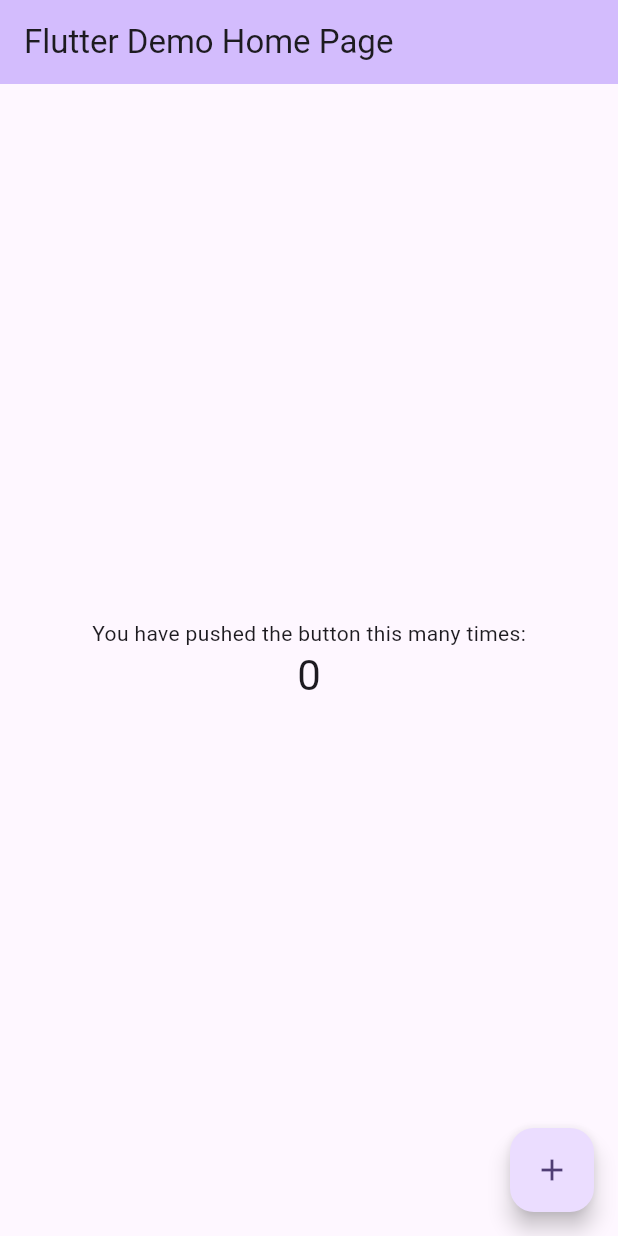
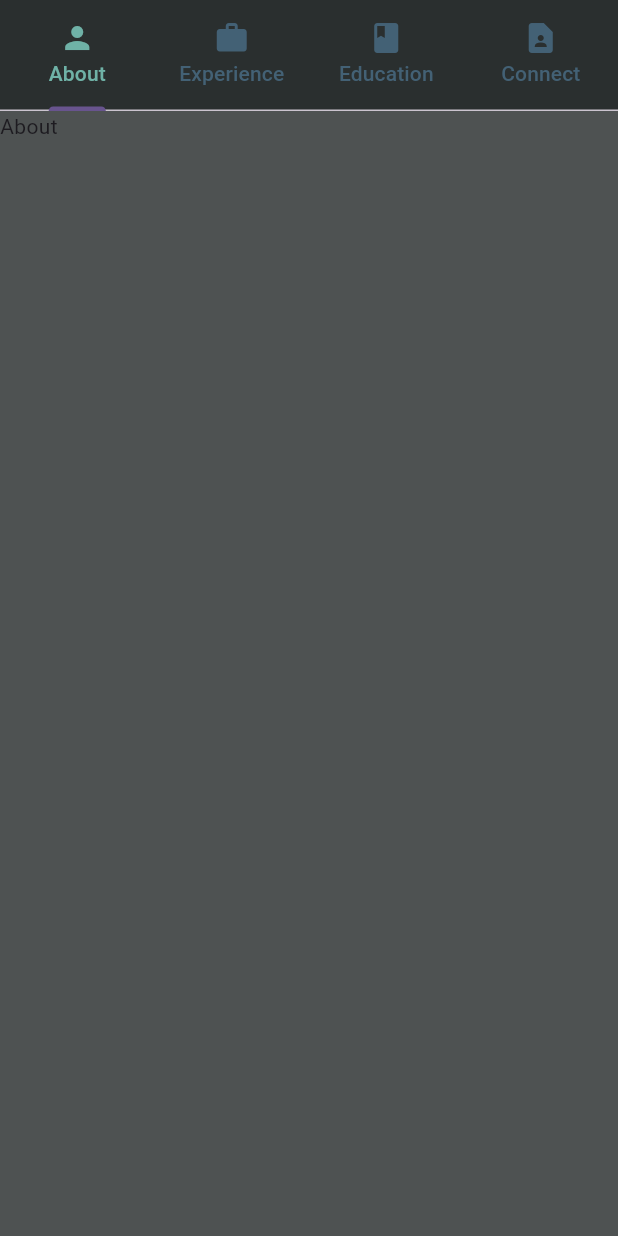
Before and after one commit to lukie-luke/lukie-luke.github.io, a Flutter app: the screen it shows after launch, on a phone screen of 412 x 824 dp. Run offline on Flutter 3.47's test engine with Material 3 defaults, Android fonts, the phone set to English and light mode, and no system bars.

Commit message:
fix nav bar layout

```diff
--- /dev/null
+++ b/lib/assets/colors.dart
@@ -0,0 +1,8 @@
+import 'dart:ui';
+
+class CustomColor {
+  static const Color navBarColor = Color.fromARGB(255, 42, 47, 47);
+  static const Color unselectedTabColor = Color.fromARGB(255, 67, 97, 117);
+  static const Color selectedTabColor = Color.fromARGB(255, 111, 178, 167);
+  static const Color tabBackgroundColor = Color.fromARGB(255, 78, 82, 82);
+}
--- a/lib/main.dart
+++ b/lib/main.dart
@@ -1,3 +1,4 @@
+import 'package:flb_portfolio/nav_bar.dart';
 import 'package:flutter/material.dart';
 
 void main() {
@@ -31,95 +32,7 @@ class MyApp extends StatelessWidget {
         colorScheme: ColorScheme.fromSeed(seedColor: Colors.deepPurple),
         useMaterial3: true,
       ),
-      home: const MyHomePage(title: 'Flutter Demo Home Page'),
+      home: const NavBar(),
     );
   }
 }
-
-class MyHomePage extends StatefulWidget {
-  const MyHomePage({super.key, required this.title});
-
-  // This widget is the home page of your application. It is stateful, meaning
-  // that it has a State object (defined below) that contains fields that affect
-  // how it looks.
-
-  // This class is the configuration for the state. It holds the values (in this
-  // case the title) provided by the parent (in this case the App widget) and
-  // used by the build method of the State. Fields in a Widget subclass are
-  // always marked "final".
-
-  final String title;
-
-  @override
-  State<MyHomePage> createState() => _MyHomePageState();
-}
-
-class _MyHomePageState extends State<MyHomePage> {
-  int _counter = 0;
-
-  void _incrementCounter() {
-    setState(() {
-      // This call to setState tells the Flutter framework that something has
-      // changed in this State, which causes it to rerun the build method below
-      // so that the display can reflect the updated values. If we changed
-      // _counter without calling setState(), then the build method would not be
-      // called again, and so nothing would appear to happen.
-      _counter++;
-    });
-  }
-
-  @override
-  Widget build(BuildContext context) {
-    // This method is rerun every time setState is called, for instance as done
-    // by the _incrementCounter method above.
-    //
-    // The Flutter framework has been optimized to make rerunning build methods
-    // fast, so that you can just rebuild anything that needs updating rather
-    // than having to individually change instances of widgets.
-    return Scaffold(
-      appBar: AppBar(
-        // TRY THIS: Try changing the color here to a specific color (to
-        // Colors.amber, perhaps?) and trigger a hot reload to see the AppBar
-        // change color while the other colors stay the same.
-        backgroundColor: Theme.of(context).colorScheme.inversePrimary,
-        // Here we take the value from the MyHomePage object that was created by
-        // the App.build method, and use it to set our appbar title.
-        title: Text(widget.title),
-      ),
-      body: Center(
-        // Center is a layout widget. It takes a single child and positions it
-        // in the middle of the parent.
-        child: Column(
-          // Column is also a layout widget. It takes a list of children and
-          // arranges them vertically. By default, it sizes itself to fit its
-          // children horizontally, and tries to be as tall as its parent.
-          //
-          // Column has various properties to control how it sizes itself and
-          // how it positions its children. Here we use mainAxisAlignment to
-          // center the children vertically; the main axis here is the vertical
-          // axis because Columns are vertical (the cross axis would be
-          // horizontal).
-          //
-          // TRY THIS: Invoke "debug painting" (choose the "Toggle Debug Paint"
-          // action in the IDE, or press "p" in the console), to see the
-          // wireframe for each widget.
-          mainAxisAlignment: MainAxisAlignment.center,
-          children: <Widget>[
-            const Text(
-              'You have pushed the button this many times:',
-            ),
-            Text(
-              '$_counter',
-              style: Theme.of(context).textTheme.headlineMedium,
-            ),
-          ],
-        ),
-      ),
-      floatingActionButton: FloatingActionButton(
-        onPressed: _incrementCounter,
-        tooltip: 'Increment',
-        child: const Icon(Icons.add),
-      ), // This trailing comma makes auto-formatting nicer for build methods.
-    );
-  }
-}
--- /dev/null
+++ b/lib/nav_bar.dart
@@ -0,0 +1,56 @@
+import 'package:flb_portfolio/tabs/about_tab.dart';
+import 'package:flb_portfolio/tabs/connect_tab.dart';
+import 'package:flb_portfolio/tabs/education_tab.dart';
+import 'package:flb_portfolio/tabs/experience_tab.dart';
+import 'package:flutter/material.dart';
+import 'package:flb_portfolio/assets/colors.dart';
+
+class NavBar extends StatefulWidget {
+  const NavBar({super.key});
+
+  @override
+  State<NavBar> createState() => _NavBarState();
+}
+
+class _NavBarState extends State<NavBar> {
+  @override
+  Widget build(BuildContext context) {
+    return DefaultTabController(
+      initialIndex: 0,
+      length: 4,
+      child: Scaffold(
+        appBar: AppBar(
+          toolbarHeight: 0,
+          title: Container(height: 0.0),
+          backgroundColor: CustomColor.navBarColor,
+          bottom: const TabBar(
+            labelColor : CustomColor.selectedTabColor,
+            unselectedLabelColor: CustomColor.unselectedTabColor,
+            tabs: [
+              Tab(
+                icon: Icon(Icons.person), text: "About",
+              ), // About
+              Tab(
+                icon: Icon(Icons.work), text: "Experience"
+              ), // Experience
+              Tab(
+                icon: Icon(Icons.book), text: "Education",
+              ), // Education
+              Tab(
+                 icon: Icon(Icons.contact_page), text: "Connect",
+              ), // Connect
+            ],
+          ),
+        ),
+        body: const TabBarView(
+          children: <Widget>[
+            AboutTab(),
+            ExperienceTab(),
+            EducationTab(),
+            ConnectTab(),
+          ],
+        ),
+      ),
+    );
+  }
+}
--- /dev/null
+++ b/lib/tabs/about_tab.dart
@@ -0,0 +1,21 @@
+import 'package:flb_portfolio/assets/colors.dart';
+import 'package:flutter/material.dart';
+
+class AboutTab extends StatefulWidget {
+  const AboutTab({super.key});
+
+  @override
+  State<AboutTab> createState() => _AboutTabState();
+}
+
+class _AboutTabState extends State<AboutTab> {
+  @override
+  Widget build(BuildContext context) {
+    return const Center(
+      child: Scaffold(
+        backgroundColor: CustomColor.tabBackgroundColor,
+        body: Text("About"),
+      ),
+    );
+  }
+}
--- /dev/null
+++ b/lib/tabs/connect_tab.dart
@@ -0,0 +1,17 @@
+import 'package:flutter/material.dart';
+
+class ConnectTab extends StatefulWidget {
+  const ConnectTab({super.key});
+
+  @override
+  State<ConnectTab> createState() => _ConnectTabState();
+}
+
+class _ConnectTabState extends State<ConnectTab> {
+  @override
+  Widget build(BuildContext context) {
+    return const Center(
+      child: Text("Connect"),
+    );
+  }
+}
--- /dev/null
+++ b/lib/tabs/education_tab.dart
@@ -0,0 +1,17 @@
+import 'package:flutter/material.dart';
+
+class EducationTab extends StatefulWidget {
+  const EducationTab({super.key});
+
+  @override
+  State<EducationTab> createState() => _EducationTabState();
+}
+
+class _EducationTabState extends State<EducationTab> {
+  @override
+  Widget build(BuildContext context) {
+    return const Center(
+      child: Text("Education"),
+    );
+  }
+}
--- /dev/null
+++ b/lib/tabs/experience_tab.dart
@@ -0,0 +1,17 @@
+import 'package:flutter/material.dart';
+
+class ExperienceTab extends StatefulWidget {
+  const ExperienceTab({super.key});
+
+  @override
+  State<ExperienceTab> createState() => _ExperienceTabState();
+}
+
+class _ExperienceTabState extends State<ExperienceTab> {
+  @override
+  Widget build(BuildContext context) {
+    return const Center(
+      child: Text("Experience"),
+    );
+  }
+}
```
Also changed, not shown: lib/navigation/nav_bar.dart (deleted), lib/theme/app_theme.dart (deleted).
